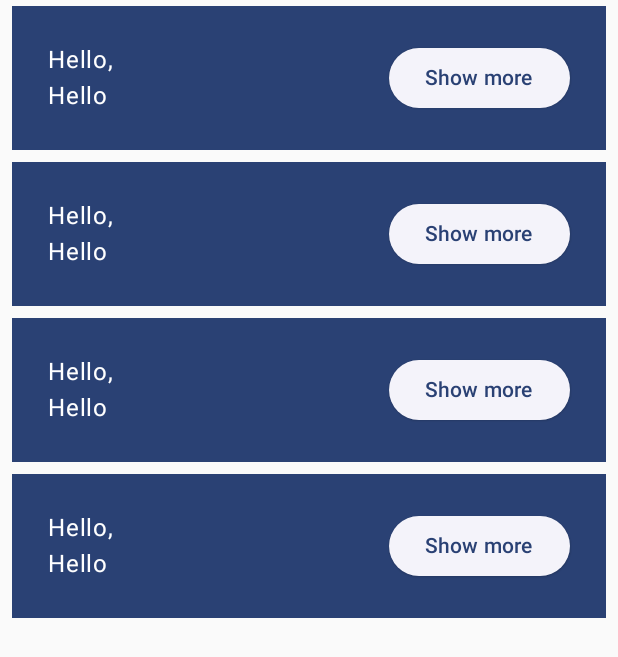
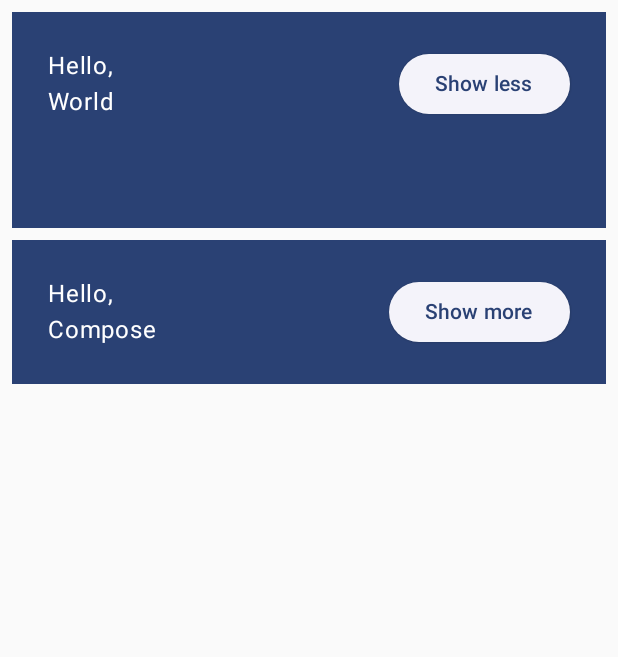
Before and after one commit to Ojongseok/Compose_CodeLab_Tutorial, an Android app built with Jetpack Compose: the screen it shows after launch (MainActivity), after a tap on "Show more", on a phone screen of 412 x 824 dp. Shown: the top 657 px of the screen. Run offline under Robolectric (Android 15) with nearby library versions, the phone set to English and light mode, and no system bars; 1 other tap on this screen came first.

Commit message:
JetPack Compose 기초 - 8. 상태 호이스팅

```diff
--- a/app/src/main/java/com/example/composetutorial/MainActivity.kt
+++ b/app/src/main/java/com/example/composetutorial/MainActivity.kt
@@ -1,26 +1,27 @@
 package com.example.composetutorial
 
 import android.os.Bundle
-import android.widget.Toast
 import androidx.activity.ComponentActivity
 import androidx.activity.compose.setContent
-import androidx.compose.foundation.BorderStroke
-import androidx.compose.foundation.background
+import androidx.compose.foundation.layout.Arrangement
 import androidx.compose.foundation.layout.Column
-import androidx.compose.foundation.layout.PaddingValues
 import androidx.compose.foundation.layout.Row
+import androidx.compose.foundation.layout.fillMaxSize
 import androidx.compose.foundation.layout.fillMaxWidth
 import androidx.compose.foundation.layout.padding
+import androidx.compose.material3.Button
 import androidx.compose.material3.ElevatedButton
 import androidx.compose.material3.MaterialTheme
-import androidx.compose.material3.OutlinedButton
 import androidx.compose.material3.Surface
 import androidx.compose.material3.Text
 import androidx.compose.runtime.Composable
+import androidx.compose.runtime.getValue
+import androidx.compose.runtime.mutableStateOf
+import androidx.compose.runtime.remember
+import androidx.compose.runtime.setValue
+import androidx.compose.ui.Alignment
 import androidx.compose.ui.Modifier
-import androidx.compose.ui.graphics.Color
-import androidx.compose.ui.platform.LocalContext
-import androidx.compose.ui.text.font.FontStyle
+import androidx.compose.ui.focus.onFocusChanged
 import androidx.compose.ui.text.font.FontWeight
 import androidx.compose.ui.tooling.preview.Preview
 import androidx.compose.ui.unit.dp
@@ -33,34 +34,83 @@ class MainActivity : ComponentActivity() {
 
         setContent {
             ComposeTutorialTheme {
-                Column {
-                    repeat(4) {
-                        MyApp()
-                    }
-                }
+                Myapp(Modifier.fillMaxSize())
             }
         }
     }
 }
 
 @Composable
-private fun MyApp(
+fun Myapp(modifier: Modifier = Modifier) {
+    var shouldShowOnboarding by remember { mutableStateOf(true) }
+
+    if (shouldShowOnboarding) {
+        OnboardingScreen(onContinueClicked = { shouldShowOnboarding = false })
+    } else {
+        Greetings()
+    }
+}
+
+@Composable
+private fun Greetings(
     modifier: Modifier = Modifier,
-    names: List<String> = listOf("Hello", "World")
+    names: List<String> = listOf("World", "Compose")
 ) {
+    Column(modifier = modifier.padding(vertical = 4.dp)) {
+        for (name in names) {
+            Greeting(name = name)
+        }
+    }
+}
+
+@Composable
+fun OnboardingScreen(
+    modifier: Modifier = Modifier,
+    onContinueClicked : () -> Unit
+) {
+    Column(
+        modifier = modifier.fillMaxSize(),
+        verticalArrangement = Arrangement.Center,
+        horizontalAlignment = Alignment.CenterHorizontally
+    ) {
+        Text("Welcome to the Basics Codelab!")
+        Button(
+            modifier = modifier.padding(vertical = 24.dp),
+            onClick = onContinueClicked
+        ) {
+            Text(
+                text = "계속하기",
+                fontSize = 18.sp,
+                fontWeight = FontWeight.ExtraBold
+            )
+        }
+        Text(text = "더보기")
+    }
+
+}
+
+@Composable
+private fun Greeting(name: String) {
+    val expanded = remember { mutableStateOf(false) }
+
+    val extraPadding = if (expanded.value) 48.dp else 0.dp
+
     Surface(
         color = MaterialTheme.colorScheme.primary,
         modifier = Modifier.padding(vertical = 4.dp, horizontal = 8.dp)
     ) {
         Row(modifier = Modifier.padding(24.dp)) {
-            Column(modifier = Modifier.weight(1f)) {
+            Column(modifier = Modifier
+                .weight(1f)
+                .padding(bottom = extraPadding)
+            ) {
                 Text(text = "Hello, ")
-                Text(text = names[0])
+                Text(text = name)
             }
             ElevatedButton(
-                onClick = { /* TODO */ }
+                onClick = { expanded.value = !expanded.value }
             ) {
-                Text("Show more")
+                Text(if (expanded.value) "Show less" else "Show more")
             }
         }
     }
@@ -68,8 +118,8 @@ private fun MyApp(
 
 @Preview(showBackground = true)
 @Composable
-private fun previewGreeting() {
+fun OnboardingPreview() {
     ComposeTutorialTheme {
-        MyApp(names = listOf("일","이", "삼", "사"))
+        OnboardingScreen(onContinueClicked = {})
     }
 }
```
